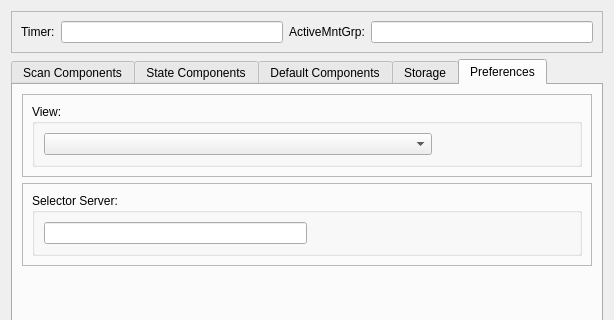
This is nxselector/ui/selector.ui in nexdatas/nxselector as Qt 5 draws it before an edit; both pictures show x 0 to 614 and y 0 to 320 of the 614 by 529 pixel window. The edited form follows.
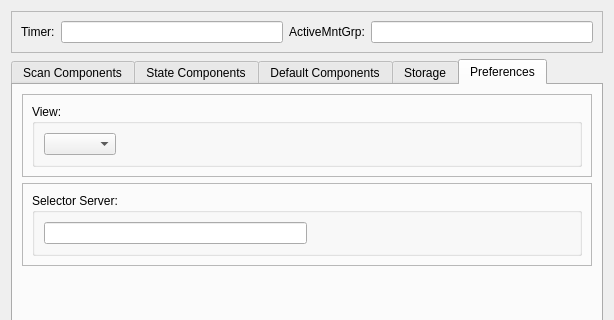
This is the edited form. The open tabs and pages were chosen to show the change.

Commit message: sort groups

```diff
--- a/nxselector/ui/selector.ui
+++ b/nxselector/ui/selector.ui
@@ -424,7 +424,7 @@
                 <enum>Qt::Horizontal</enum>
                </property>
                <property name="sizeType">
-                <enum>QSizePolicy::Minimum</enum>
+                <enum>QSizePolicy::Expanding</enum>
                </property>
                <property name="sizeHint" stdset="0">
                 <size>
```
Left out of the diff: 3 changed lines with no effect on the pictures. The commit also changes 1 other file.
